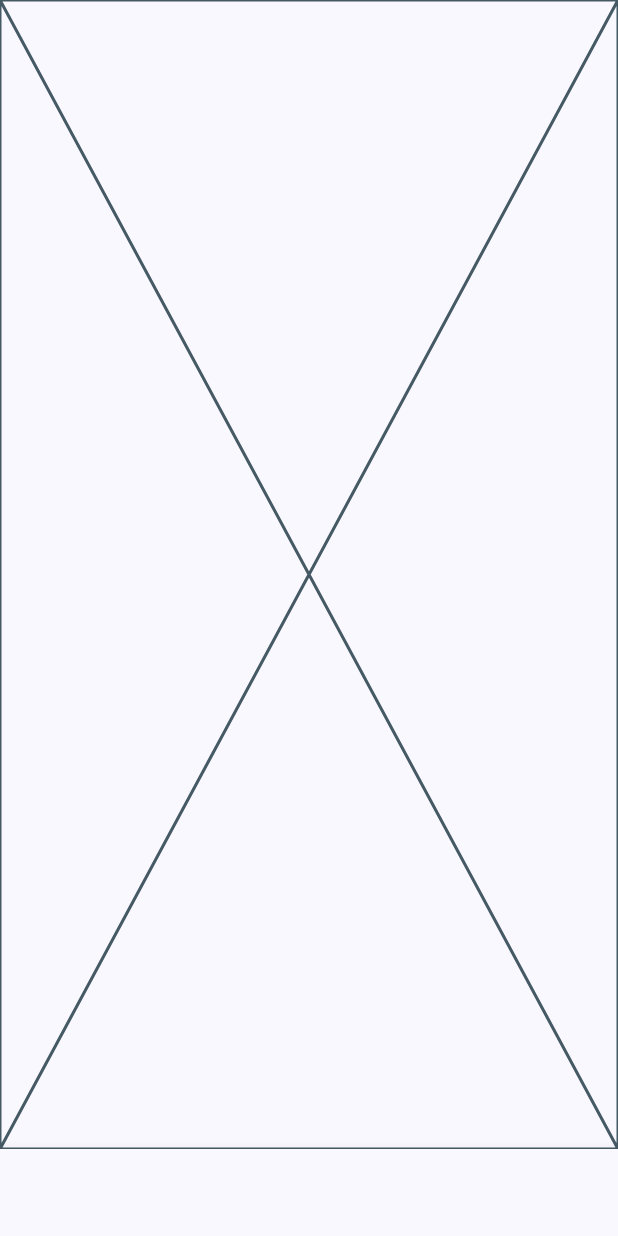
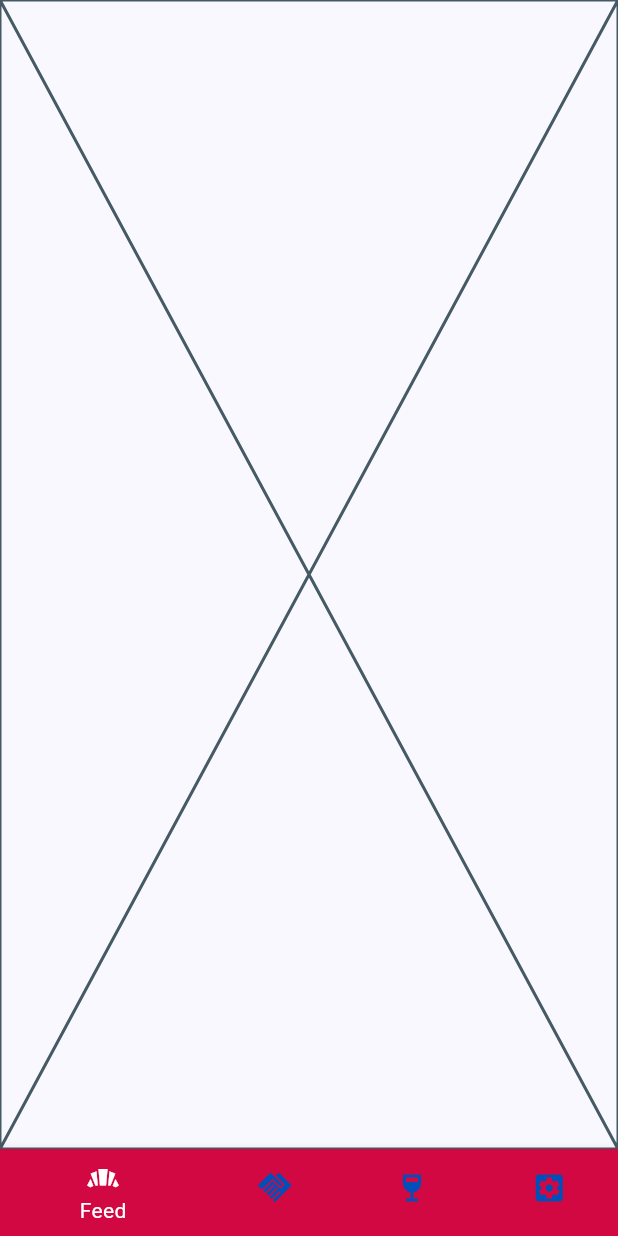
Before and after one commit to valerianaGit/3ThingsGame, a Flutter app: the screen it shows after launch, on a phone screen of 412 x 824 dp. Run offline on Flutter 3.47's test engine with Material 3 defaults, Android fonts, the phone set to English and light mode, and no system bars; our stand-ins replace audioplayers, firebase_core, go_router, google_mobile_ads, in_app_purchase, shared_preferences; missing offline and left inert: games_services; accounts and stored records are empty.

Commit message:
created color for the bottomNavBar

```diff
--- a/samples/game_template/lib/screens/home_screen.dart
+++ b/samples/game_template/lib/screens/home_screen.dart
@@ -5,6 +5,8 @@ import 'package:game_template/screens/gratitude_screen.dart';
 import 'package:game_template/screens/ground_screen.dart';
 
 import 'package:game_template/screens/settings_screen.dart';
+import 'package:provider/provider.dart';
+import '../src/style/palette.dart';
 
 class HomeScreen extends StatefulWidget {
   const HomeScreen({super.key});
@@ -19,7 +21,7 @@ class _HomeScreenState extends State<HomeScreen> {
    BreathScreen(),
    GroundScreen(),
    GratitudeScreen(),
-SettingsScreen(),
+   SettingsScreen(),
   ];
   @override
   Widget build(BuildContext context) {
@@ -42,16 +44,18 @@ SettingsScreen(),
       ),
       bottomNavigationBar: BottomNavigationBar(
         type: BottomNavigationBarType.shifting,
-        // backgroundColor: ,//ThemeData.,
-        // selectedItemColor: ,//themedata white Colors.white,
-        // unselectedItemColor: kDarkGrey,
+        selectedItemColor: palette.trueWhite,
+        unselectedItemColor: palette.darkPen,
         currentIndex: selectedIndex,
         onTap: (index) => setState(() => selectedIndex = index),
-        items: const [
+        items: [
           BottomNavigationBarItem(
             icon: Icon(Icons.bakery_dining_sharp),
             label: kFeed,
-           // backgroundColor: kDarkGreen,
+            //background color is here and not in the main BottomNav code
+            //when type: .shifting, the item's background color
+            //supercedes the main widget one
+            backgroundColor: palette.redPen,
 
           ),
  BottomNavigationBarItem(
```
